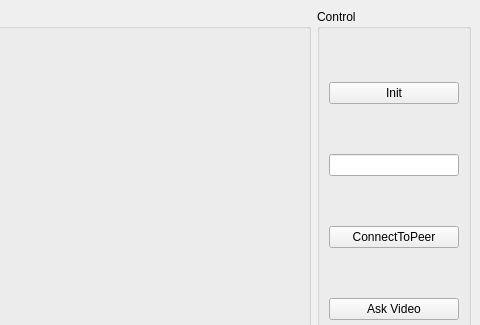
Above: TunnelClientUI/TunnelClientUI.ui from liyouchang/webrtc-qt before the change; both pictures show x 160 to 640 and y 0 to 325 of the 640 by 480 pixel window. Below: the same form after it.
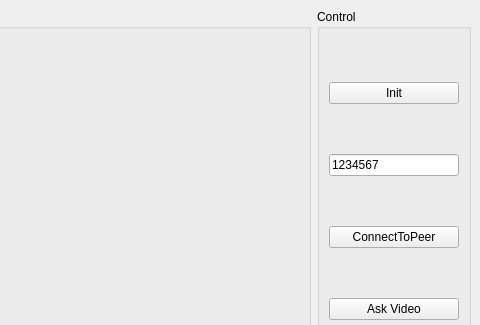
That is the form after the change. Custom widgets are drawn as their Qt base class.

```diff
--- a/TunnelClientUI/TunnelClientUI.ui
+++ b/TunnelClientUI/TunnelClientUI.ui
@@ -66,6 +66,9 @@
            <verstretch>0</verstretch>
           </sizepolicy>
          </property>
+         <property name="text">
+          <string>1234567</string>
+         </property>
         </widget>
        </item>
        <item>
```
